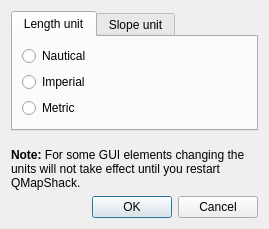
Before: the Qt Designer form src/qmapshack/units/IUnitsSetup.ui in Maproom/qmapshack, drawn with Qt 5.
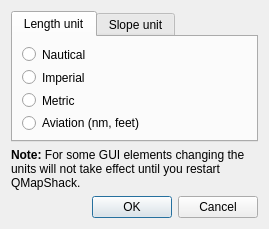
After: the same form once the commit is applied.

Commit message:
[QMS-22] Added units "Aviation nm/feet"
in aviation nautical miles ar used for distances
and feet for altitudes / heights.

This adds a check button "Aviation (nm, feet)"
to units which sets nautical miles and knots
for horizontal distances and speed and
feet for vertical distances.

Diff of the .ui file:
```diff
--- a/src/qmapshack/units/IUnitsSetup.ui
+++ b/src/qmapshack/units/IUnitsSetup.ui
@@ -45,6 +45,13 @@
          </property>
         </widget>
        </item>
+       <item>
+        <widget class="QRadioButton" name="radioAviation">
+         <property name="text">
+          <string>Aviation (nm, feet)</string>
+         </property>
+        </widget>
+       </item>
       </layout>
      </widget>
      <widget class="QWidget" name="tabSlope">
```
The commit also changes 7 other files.
